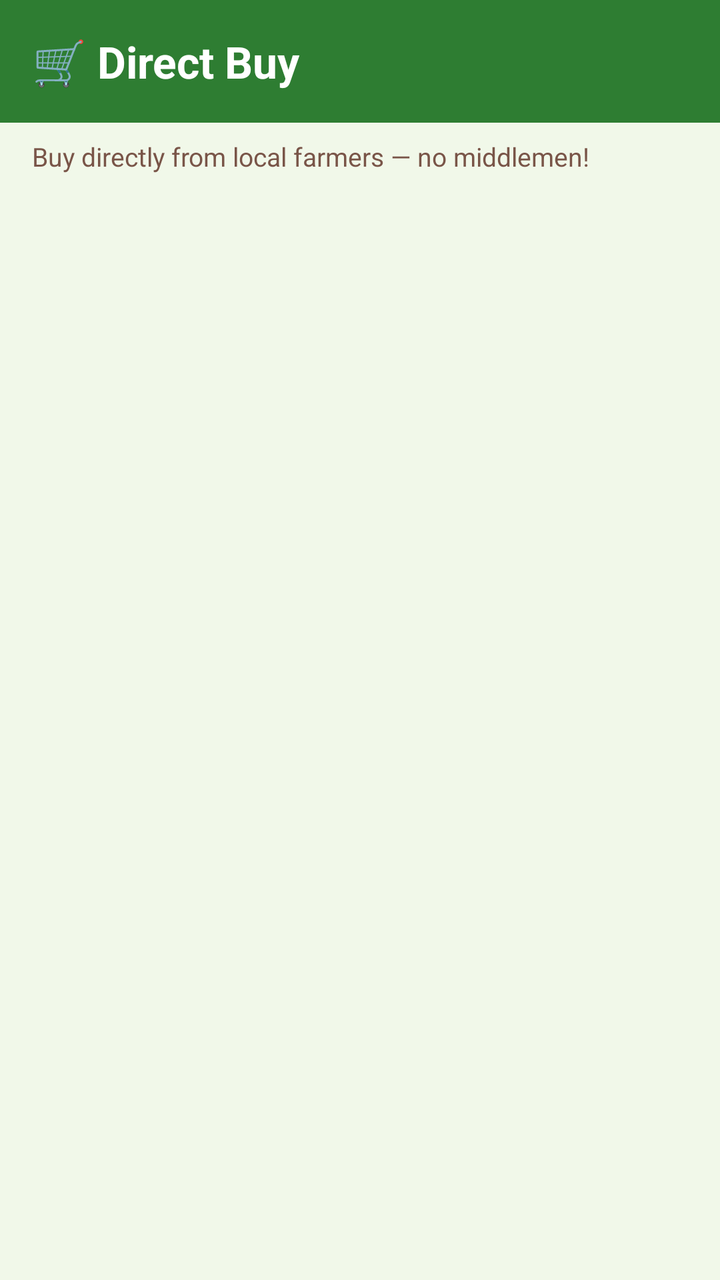
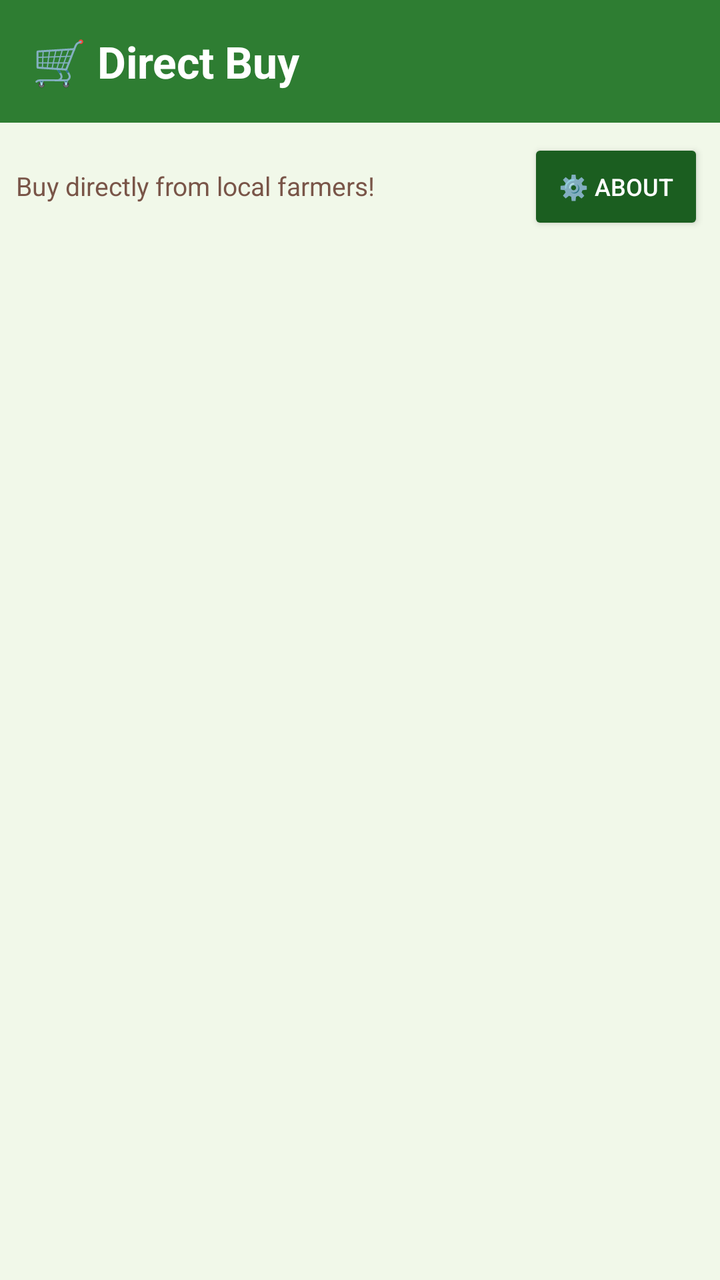

The first picture is an Android layout as it rendered before a commit; the second is the same layout after the commit. The layout source and the unified diff follow.
<!-- AndroidManifest.xml: application theme Theme.SiriDhanyaHub -->
<!-- res/layout/fragment_direct_buy.xml -->
<?xml version="1.0" encoding="utf-8"?>
<LinearLayout xmlns:android="http://schemas.android.com/apk/res/android"
    android:layout_width="match_parent"
    android:layout_height="match_parent"
    android:orientation="vertical"
    android:background="@color/background_cream">

    <TextView
        android:layout_width="match_parent"
        android:layout_height="wrap_content"
        android:text="🛒 Direct Buy"
        android:textSize="22sp"
        android:textStyle="bold"
        android:textColor="@color/white"
        android:background="@color/green_primary"
        android:padding="16dp" />

    <TextView
        android:layout_width="match_parent"
        android:layout_height="wrap_content"
        android:text="Buy directly from local farmers — no middlemen!"
        android:textSize="13sp"
        android:textColor="@color/brown_primary"
        android:paddingStart="16dp"
        android:paddingTop="8dp"
        android:paddingBottom="4dp" />

    <androidx.recyclerview.widget.RecyclerView
        android:id="@+id/recycler_direct_buy"
        android:layout_width="match_parent"
        android:layout_height="match_parent"
        android:padding="8dp"
        android:clipToPadding="false" />

</LinearLayout>
<!-- resources referenced by this layout -->
<resources>
  <color name="background_cream">#F1F8E9</color>
  <color name="brown_primary">#795548</color>
  <color name="green_primary">#2E7D32</color>
  <color name="white">#FFFFFF</color>
  <style name="Theme.SiriDhanyaHub" parent="Base.Theme.SiriDhanyaHub" />
  <style name="Base.Theme.SiriDhanyaHub" parent="Theme.Material3.Light.NoActionBar">
          <item name="colorPrimary">#2E7D32</item>
          <item name="colorOnPrimary">#FFFFFF</item>
          <item name="colorSecondary">#795548</item>
          <item name="colorOnSecondary">#FFFFFF</item>
          <item name="colorSurface">#F1F8E9</item>
          <item name="colorOnSurface">#33691E</item>
          <item name="android:colorBackground">#F1F8E9</item>
      </style>
</resources>

<!-- the commit's change to res/layout/fragment_direct_buy.xml (unified diff, before → after) -->
@@ -15,15 +15,31 @@
         android:background="@color/green_primary"
         android:padding="16dp" />
 
-    <TextView
+    <LinearLayout
         android:layout_width="match_parent"
         android:layout_height="wrap_content"
-        android:text="Buy directly from local farmers — no middlemen!"
-        android:textSize="13sp"
-        android:textColor="@color/brown_primary"
-        android:paddingStart="16dp"
-        android:paddingTop="8dp"
-        android:paddingBottom="4dp" />
+        android:orientation="horizontal"
+        android:padding="8dp">
+
+        <TextView
+            android:layout_width="0dp"
+            android:layout_height="wrap_content"
+            android:layout_weight="1"
+            android:text="Buy directly from local farmers!"
+            android:textSize="13sp"
+            android:textColor="@color/brown_primary"
+            android:gravity="center_vertical" />
+
+        <Button
+            android:id="@+id/btn_open_about"
+            android:layout_width="wrap_content"
+            android:layout_height="wrap_content"
+            android:text="⚙️ About"
+            android:textColor="@color/white"
+            android:backgroundTint="@color/green_dark"
+            android:textSize="12sp" />
+
+    </LinearLayout>
 
     <androidx.recyclerview.widget.RecyclerView
         android:id="@+id/recycler_direct_buy"
<!-- resource entries referenced after the edit -->
@@ -2,6 +2,7 @@
 <resources>
   <color name="background_cream">#F1F8E9</color>
   <color name="brown_primary">#795548</color>
+  <color name="green_dark">#1B5E20</color>
   <color name="green_primary">#2E7D32</color>
   <color name="white">#FFFFFF</color>
   <style name="Theme.SiriDhanyaHub" parent="Base.Theme.SiriDhanyaHub" />
